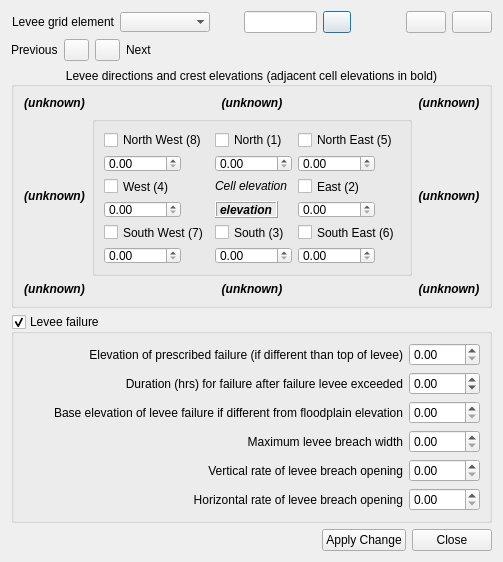
Before: the Qt Designer form flo2d/ui/individual_levee_data.ui in FLO-2DSoftware/qgis-flo-2d-plugin, drawn with Qt 5.
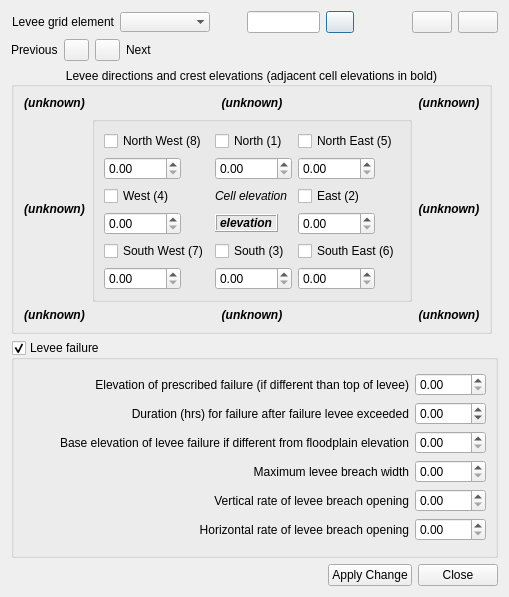
After: the same form once the commit is applied. Icons and pictures are not drawn.

Commit message: SD inlets dialog: find cell, zoom-in, zoom-out

The edit to the form file:
```diff
--- a/flo2d/ui/individual_levee_data.ui
+++ b/flo2d/ui/individual_levee_data.ui
@@ -6,8 +6,8 @@
    <rect>
     <x>0</x>
     <y>0</y>
-    <width>497</width>
-    <height>562</height>
+    <width>509</width>
+    <height>597</height>
    </rect>
   </property>
   <property name="sizePolicy">
```
The commit also changes 5 other files.
